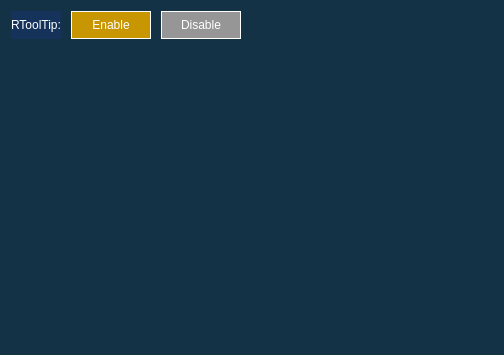
This is src/tooltip/ToolTipDemo.ui in gongjianbo/QtWidgetsComponent as Qt 5 draws it before an edit. The edited form follows.
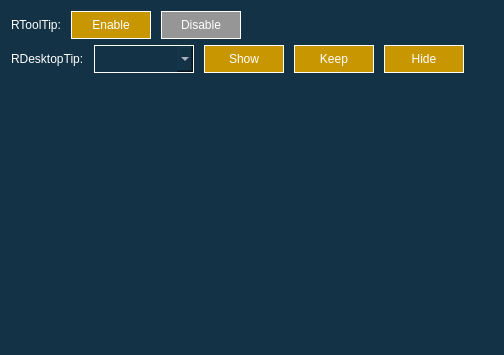
This is the edited form.

What changed in the file:
```diff
--- a/src/tooltip/ToolTipDemo.ui
+++ b/src/tooltip/ToolTipDemo.ui
@@ -14,10 +14,10 @@
    <string>Form</string>
   </property>
   <property name="styleSheet">
-   <string notr="true">*{
+   <string notr="true">QWidget{
+font:14px &quot;宋体&quot;;
 color:white;
 background-color:rgb(20,50,70);
-font:14px &quot;宋体&quot;;
 }
 /*按钮*/
 QPushButton{
@@ -33,9 +33,14 @@
 QPushButton:disabled{
 background-color:rgb(150,150,150);
 }
+/*下拉框*/
+QComboBox{
+border:1px solid white;
+}
 /**/
 QLabel{
-background-color:rgb(20,50,90);
+font:14px &quot;宋体&quot;;
+color:white;
 }</string>
   </property>
   <layout class="QVBoxLayout" name="verticalLayout">
@@ -107,6 +112,109 @@
      </item>
     </layout>
    </item>
+   <item>
+    <layout class="QHBoxLayout" name="horizontalLayout_2">
+     <property name="spacing">
+      <number>10</number>
+     </property>
+     <item>
+      <widget class="QLabel" name="label_2">
+       <property name="text">
+        <string>RDesktopTip:</string>
+       </property>
+      </widget>
+     </item>
+     <item>
+      <widget class="QComboBox" name="desktopTipBox">
+       <property name="minimumSize">
+        <size>
+         <width>100</width>
+         <height>28</height>
+        </size>
+       </property>
+       <property name="maximumSize">
+        <size>
+         <width>100</width>
+         <height>28</height>
+        </size>
+       </property>
+      </widget>
+     </item>
+     <item>
+      <widget class="QPushButton" name="btnDesktopTipShow">
+       <property name="minimumSize">
+        <size>
+         <width>80</width>
+         <height>28</height>
+        </size>
+       </property>
+       <property name="maximumSize">
+        <size>
+         <width>80</width>
+         <height>28</height>
+        </size>
+       </property>
+       <property name="text">
+        <string>Show</string>
+       </property>
+      </widget>
+     </item>
+     <item>
+      <widget class="QPushButton" name="btnDesktopTipKeep">
+       <property name="minimumSize">
+        <size>
+         <width>80</width>
+         <height>28</height>
+        </size>
+       </property>
+       <property name="maximumSize">
+        <size>
+         <width>80</width>
+         <height>28</height>
+        </size>
+       </property>
+       <property name="text">
+        <string>Keep</string>
+       </property>
+      </widget>
+     </item>
+     <item>
+      <widget class="QPushButton" name="btnDesktopTipHide">
+       <property name="enabled">
+        <bool>true</bool>
+       </property>
+       <property name="minimumSize">
+        <size>
+         <width>80</width>
+         <height>28</height>
+        </size>
+       </property>
+       <property name="maximumSize">
+        <size>
+         <width>80</width>
+         <height>28</height>
+        </size>
+       </property>
+       <property name="text">
+        <string>Hide</string>
+       </property>
+      </widget>
+     </item>
+     <item>
+      <spacer name="horizontalSpacer_2">
+       <property name="orientation">
+        <enum>Qt::Horizontal</enum>
+       </property>
+       <property name="sizeHint" stdset="0">
+        <size>
+         <width>40</width>
+         <height>20</height>
+        </size>
+       </property>
+      </spacer>
+     </item>
+    </layout>
+   </item>
    <item>
     <spacer name="verticalSpacer">
      <property name="orientation">
```
